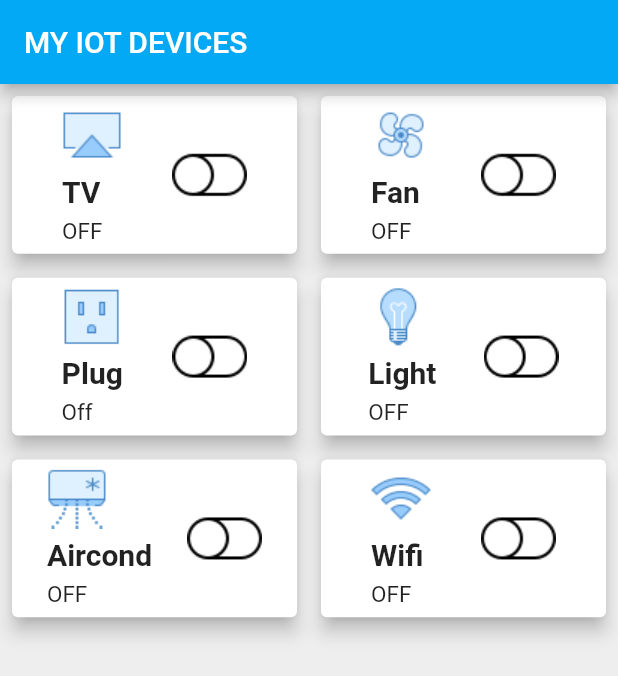
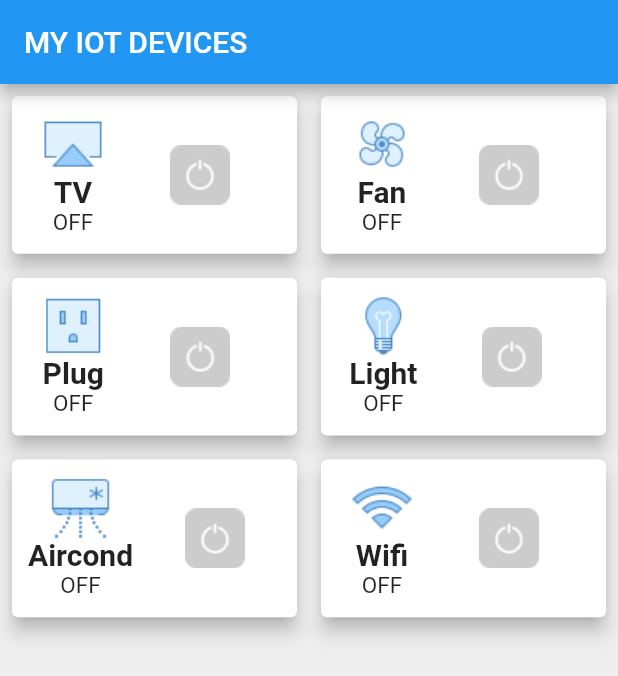
Before and after one commit to muhdsyazwan02/Flutter-Layout, a Flutter app: the screen it shows after launch, on a phone screen of 412 x 824 dp. Shown: the top 676 px of the screen. Run offline on Flutter 3.47's test engine with Material 2 defaults, Android fonts, the phone set to English and light mode, and no system bars.

```diff
--- a/fluttergridpart1/lib/devices.dart
+++ b/fluttergridpart1/lib/devices.dart
@@ -1,12 +1,39 @@
 import 'package:flutter/material.dart';
 
-class Devices extends StatelessWidget {
+class Devices extends StatefulWidget {
+  final String devicename;
+  final String locationurl;
+
+  Devices(this.devicename, this.locationurl);
+
+  @override
+  _DevicesState createState() => _DevicesState(devicename, locationurl);
+}
+
+class _DevicesState extends State<Devices> {
   final String devicetitle;
   final String location;
-  final String deviceonoff;
-  //final Function()? selectHandler;
 
-  const Devices(this.devicetitle, this.location, this.deviceonoff);
+  var devicestate = ["OFF", "ON"];
+
+  var _devicestateindex = 0;
+  String _buttononoffurl = "assets/images/off.png";
+
+  _DevicesState(this.devicetitle, this.location);
+
+  void _onoffdevice() {
+    if (_devicestateindex == 0) {
+      setState(() {
+        _devicestateindex = 1;
+        _buttononoffurl = "assets/images/on.png";
+      });
+    } else {
+      setState(() {
+        _devicestateindex = 0;
+        _buttononoffurl = "assets/images/off.png";
+      });
+    }
+  }
 
   @override
   Widget build(BuildContext context) {
@@ -15,33 +42,38 @@ class Devices extends StatelessWidget {
         margin: const EdgeInsets.all(8),
         child: Row(
           mainAxisAlignment: MainAxisAlignment.spaceEvenly,
+          crossAxisAlignment: CrossAxisAlignment.center,
           children: <Widget>[
             Column(
-              mainAxisAlignment: MainAxisAlignment.spaceEvenly,
-              crossAxisAlignment: CrossAxisAlignment.start,
+              mainAxisAlignment: MainAxisAlignment.center,
+              crossAxisAlignment: CrossAxisAlignment.center,
               children: [
                 Image.asset(
                   location,
-                  alignment: Alignment.centerLeft,
+                  alignment: Alignment.center,
                 ),
                 Text(
                   devicetitle,
                   style: const TextStyle(
                       fontSize: 20, fontWeight: FontWeight.bold),
-                  textAlign: TextAlign.left,
+                  textAlign: TextAlign.start,
                 ),
                 Text(
-                  deviceonoff,
+                  devicestate.elementAt(_devicestateindex),
                   style: const TextStyle(
                       fontSize: 15, fontWeight: FontWeight.normal),
-                  textAlign: TextAlign.left,
+                  textAlign: TextAlign.start,
                 ),
               ],
             ),
             Column(
               mainAxisAlignment: MainAxisAlignment.center,
+              crossAxisAlignment: CrossAxisAlignment.end,
               children: [
-                Image.asset("assets/images/off.png"),
+                FlatButton(
+                  onPressed: _onoffdevice,
+                  child: Image.asset(_buttononoffurl),
+                )
               ],
             )
           ],
--- a/fluttergridpart1/lib/main.dart
+++ b/fluttergridpart1/lib/main.dart
@@ -3,44 +3,41 @@ import 'package:fluttergridpart1/devices.dart';
 
 void main() => runApp(MyApp());
 
-/*class MyApp extends StatefulWidget {
-  @override
-  State<StatefulWidget> createState() {
-    return _MyAppState();
-  }
-}*/
-
 class MyApp extends StatelessWidget {
-  //String devicestate = "OFF";
-
-  /*void changeText() {
-    setState(() {
-      devicestate = "ON";
-    });
-  }*/
-
   @override
   Widget build(BuildContext context) {
     return MaterialApp(
-      home: Scaffold(
+      title: "MY IOT DEVICES",
+      home: MyHomePage(),
+    );
+  }
+}
+
+class MyHomePage extends StatefulWidget {
+  @override
+  _MyHomePageState createState() => _MyHomePageState();
+}
+
+class _MyHomePageState extends State<MyHomePage> {
+  @override
+  Widget build(BuildContext context) {
+    return Scaffold(
       appBar: AppBar(
-          backgroundColor: Colors.lightBlue,
-          title: const Text("MY IOT DEVICES"),
+        title: Text("MY IOT DEVICES"),
       ),
       body: Container(
         color: Colors.grey[200],
         child: GridView.count(
           crossAxisCount: 2,
           childAspectRatio: 1.7,
-            children: const <Widget>[
-              Devices("TV", "assets/images/tv.png", "OFF"),
-              Devices("Fan", "assets/images/fan.png", "OFF"),
-              Devices("Plug", "assets/images/plug.png", "Off"),
-              Devices("Light", "assets/images/light.png", "OFF"),
-              Devices("Aircond", "assets/images/aircond.png", "OFF"),
-              Devices("Wifi", "assets/images/wifi.png", "OFF"),
+          children: [
+            Devices("TV", "assets/images/tv.png"),
+            Devices("Fan", "assets/images/fan.png"),
+            Devices("Plug", "assets/images/plug.png"),
+            Devices("Light", "assets/images/light.png"),
+            Devices("Aircond", "assets/images/aircond.png"),
+            Devices("Wifi", "assets/images/wifi.png"),
           ],
-          ),
         ),
       ),
     );
```
Also changed, not shown: fluttergridpart1/assets/images/off.png, fluttergridpart1/assets/images/on.png, 1 other file. Lines whose indentation alone changed are shown as unchanged.
